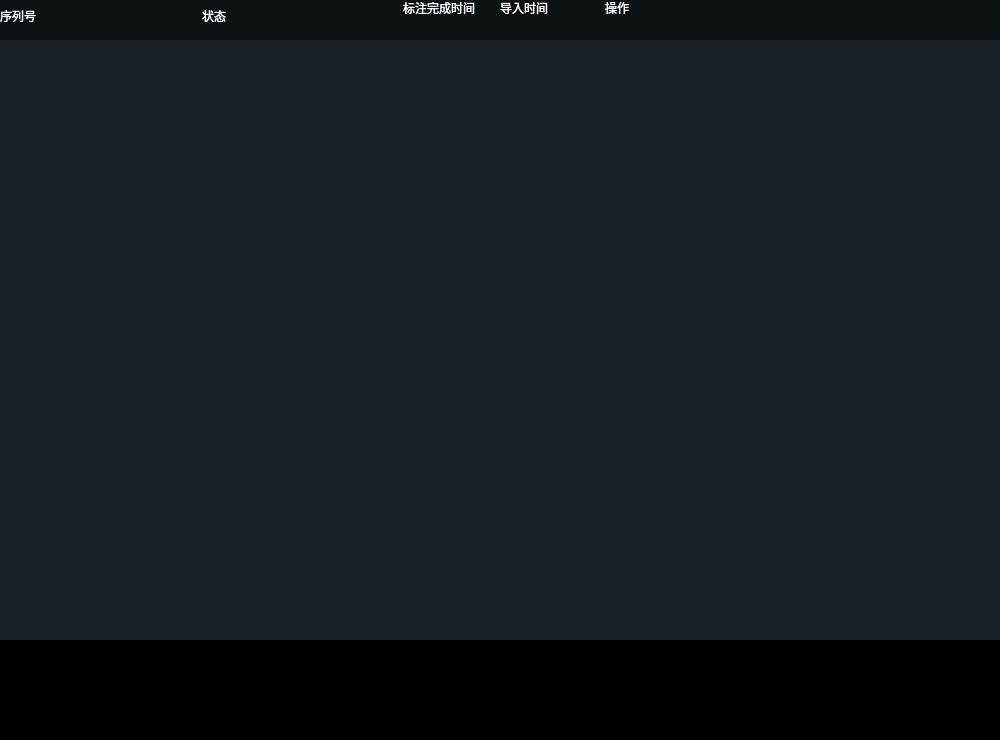
Before: the Qt Designer form CustomListWidget.ui in OnlyOneTerry/customListWidget, drawn with Qt 5.
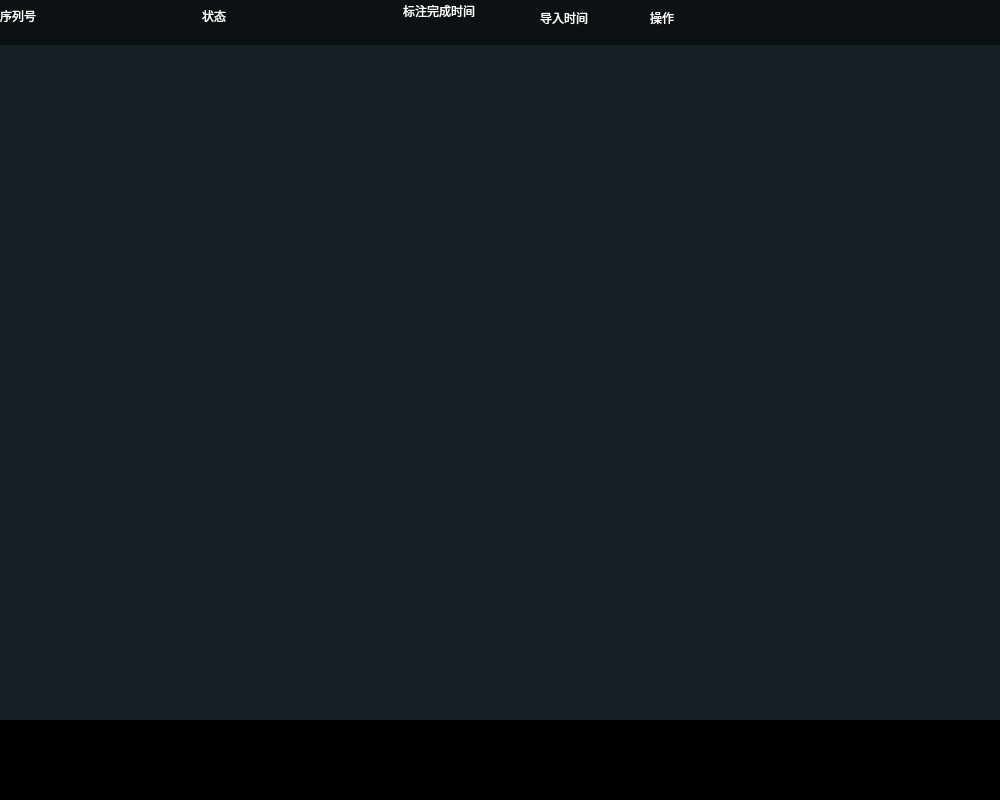
After: the same form once the commit is applied.

```diff
--- a/CustomListWidget.ui
+++ b/CustomListWidget.ui
@@ -7,13 +7,13 @@
     <x>0</x>
     <y>0</y>
     <width>1000</width>
-    <height>740</height>
+    <height>800</height>
    </rect>
   </property>
   <property name="minimumSize">
    <size>
     <width>1000</width>
-    <height>740</height>
+    <height>800</height>
    </size>
   </property>
   <property name="windowTitle">
@@ -114,13 +114,13 @@
        <property name="minimumSize">
         <size>
          <width>0</width>
-         <height>40</height>
+         <height>45</height>
         </size>
        </property>
        <property name="maximumSize">
         <size>
          <width>16777215</width>
-         <height>40</height>
+         <height>45</height>
         </size>
        </property>
        <widget class="QLabel" name="labelSerisId">
@@ -157,8 +157,8 @@
          <rect>
           <x>403</x>
           <y>0</y>
-          <width>72</width>
-          <height>16</height>
+          <width>101</width>
+          <height>21</height>
          </rect>
         </property>
         <property name="text">
@@ -168,8 +168,8 @@
        <widget class="QLabel" name="labelOperation">
         <property name="geometry">
          <rect>
-          <x>605</x>
-          <y>0</y>
+          <x>650</x>
+          <y>10</y>
           <width>51</width>
           <height>16</height>
          </rect>
@@ -181,8 +181,8 @@
        <widget class="QLabel" name="labelImportTime">
         <property name="geometry">
          <rect>
-          <x>500</x>
-          <y>0</y>
+          <x>540</x>
+          <y>10</y>
           <width>72</width>
           <height>15</height>
          </rect>
@@ -198,7 +198,7 @@
        <property name="maximumSize">
         <size>
          <width>16777215</width>
-         <height>600</height>
+         <height>675</height>
         </size>
        </property>
        <property name="autoFillBackground">
@@ -233,7 +233,7 @@
      <property name="minimumSize">
       <size>
        <width>0</width>
-       <height>0</height>
+       <height>80</height>
       </size>
      </property>
      <property name="maximumSize">
```
Left out of the diff: 5 changed lines with no effect on the pictures.
